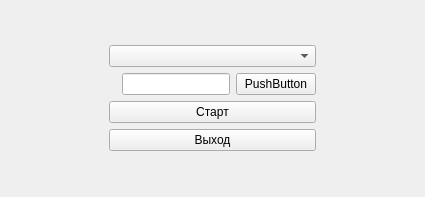
Pflokki/SubtitleMaker, file SubWindow/Forms/form.ui: the form before one commit.
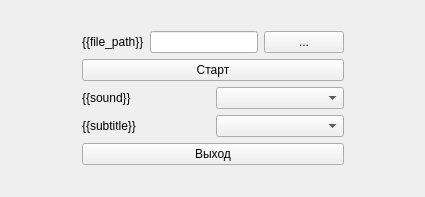
The form after the commit.

Commit message: - make label clickable - fix main form - window table hardcoded now - change subtitle window opening - fix Win32 usage

What changed in the file:
```diff
--- a/SubWindow/Forms/form.ui
+++ b/SubWindow/Forms/form.ui
@@ -43,15 +43,12 @@
         </property>
        </spacer>
       </item>
-      <item>
-       <widget class="QComboBox" name="cB_window"/>
-      </item>
       <item>
        <layout class="QHBoxLayout" name="horizontalLayout">
         <item>
          <widget class="QLabel" name="l_file_path">
           <property name="text">
-           <string/>
+           <string>{{file_path}}</string>
           </property>
          </widget>
         </item>
@@ -61,7 +58,7 @@
         <item>
          <widget class="QPushButton" name="pb_file_path">
           <property name="text">
-           <string>PushButton</string>
+           <string>...</string>
           </property>
          </widget>
         </item>
@@ -74,6 +71,34 @@
         </property>
        </widget>
       </item>
+      <item>
+       <layout class="QHBoxLayout" name="horizontalLayout_3">
+        <item>
+         <widget class="QLabel" name="l_sound_track">
+          <property name="text">
+           <string>{{sound}}</string>
+          </property>
+         </widget>
+        </item>
+        <item>
+         <widget class="QComboBox" name="cb_sound_track"/>
+        </item>
+       </layout>
+      </item>
+      <item>
+       <layout class="QHBoxLayout" name="horizontalLayout_4">
+        <item>
+         <widget class="QLabel" name="l_sub_track">
+          <property name="text">
+           <string>{{subtitle}}</string>
+          </property>
+         </widget>
+        </item>
+        <item>
+         <widget class="QComboBox" name="cb_sub_track"/>
+        </item>
+       </layout>
+      </item>
       <item>
        <widget class="QPushButton" name="pB_exit">
         <property name="text">
```
The commit also changes 5 other files.
